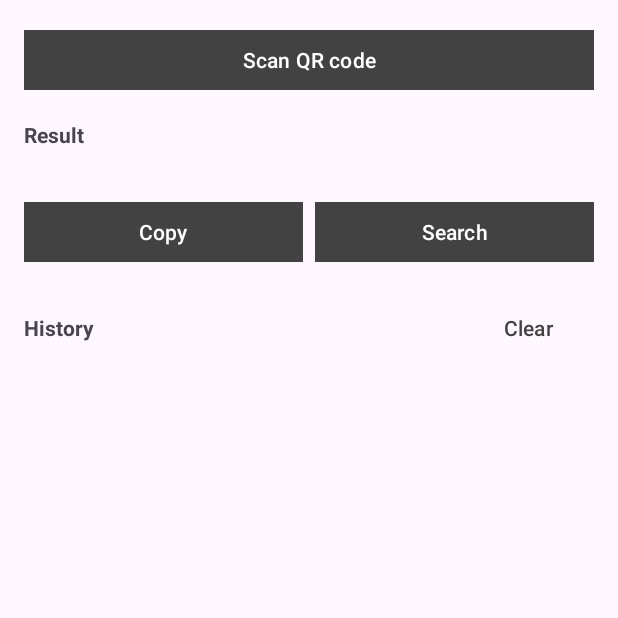
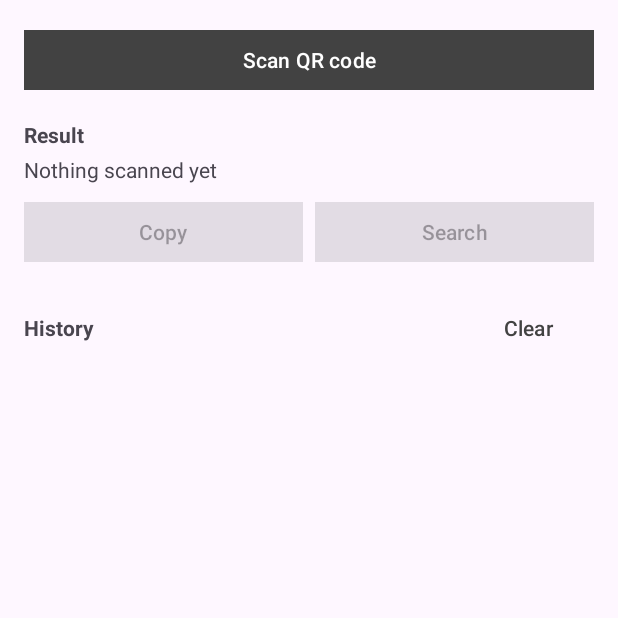
Before and after one commit to LukiancenkoL/OOP-sem-5-lab-3, an Android app: the screen it shows after launch (MainActivity), on a phone screen of 412 x 824 dp, the top half of it. Run offline under Robolectric (Android 15) with nearby library versions, the phone set to English and light mode, and no system bars; our stand-ins replace Timber; libraries missing offline, so code that uses them is left out: com.journeyapps.barcodescanner; 2 statements that could not run were skipped.

Commit message:
feat: scan QR code and display its content

```diff
--- a/app/src/main/AndroidManifest.xml
+++ b/app/src/main/AndroidManifest.xml
@@ -22,6 +22,10 @@
                 <category android:name="android.intent.category.LAUNCHER" />
             </intent-filter>
         </activity>
+        <activity
+            android:name="com.journeyapps.barcodescanner.CaptureActivity"
+            android:screenOrientation="fullSensor"
+            tools:replace="screenOrientation" />
     </application>
 
 </manifest>
--- a/app/src/main/java/com/example/qrscanner/MainActivity.kt
+++ b/app/src/main/java/com/example/qrscanner/MainActivity.kt
@@ -1,12 +1,36 @@
 package com.example.qrscanner
 
 import android.os.Bundle
+import android.widget.Button
+import android.widget.TextView
+import android.widget.Toast
 import androidx.activity.enableEdgeToEdge
 import androidx.appcompat.app.AppCompatActivity
 import androidx.core.view.ViewCompat
 import androidx.core.view.WindowInsetsCompat
+import com.journeyapps.barcodescanner.ScanContract
+import com.journeyapps.barcodescanner.ScanOptions
+import timber.log.Timber
 
 class MainActivity : AppCompatActivity() {
+
+    private lateinit var resultText: TextView
+    private lateinit var copyButton: Button
+    private lateinit var searchButton: Button
+
+    private var currentValue: String? = null
+
+    private val scanLauncher = registerForActivityResult(ScanContract()) { result ->
+        val contents = result.contents
+        if (contents == null) {
+            Timber.i("Scan cancelled by user")
+            toast(R.string.scan_cancelled)
+        } else {
+            Timber.i("Scanned QR code, length=%d", contents.length)
+            showValue(contents)
+        }
+    }
+
     override fun onCreate(savedInstanceState: Bundle?) {
         super.onCreate(savedInstanceState)
         enableEdgeToEdge()
@@ -16,9 +40,38 @@ class MainActivity : AppCompatActivity() {
             v.setPadding(systemBars.left, systemBars.top, systemBars.right, systemBars.bottom)
             insets
         }
-        //comm 5 at end onCreate, after showValue(null):
-        // if (savedInstanceState == null) {
-        //     startScan()
-        // }
+        Timber.d("MainActivity created")
+
+        resultText = findViewById(R.id.resultText)
+        copyButton = findViewById(R.id.copyButton)
+        searchButton = findViewById(R.id.searchButton)
+
+        findViewById<Button>(R.id.scanButton).setOnClickListener { startScan() }
+
+        showValue(null)
+
+        if (savedInstanceState == null) {
+            startScan()
+        }
+        //end onCreate, after refreshHistory() і showValue(null).
     }
+
+    private fun startScan() {
+        Timber.d("Starting scanner")
+        val options = ScanOptions()
+            .setDesiredBarcodeFormats(ScanOptions.QR_CODE)
+            .setPrompt(getString(R.string.scan_prompt))
+            .setBeepEnabled(false)
+            .setOrientationLocked(false)
+        scanLauncher.launch(options)
+    }
+
+    private fun showValue(value: String?) {
+        currentValue = value
+        resultText.text = value ?: getString(R.string.no_result)
+        copyButton.isEnabled = value != null
+        searchButton.isEnabled = value != null
+    }
+
+    private fun toast(resId: Int) = Toast.makeText(this, resId, Toast.LENGTH_SHORT).show()
 }
--- a/app/src/main/res/values/strings.xml
+++ b/app/src/main/res/values/strings.xml
@@ -8,4 +8,6 @@
     <string name="search">Search</string>
     <string name="history">History</string>
     <string name="clear_history">Clear</string>
+    <string name="scan_prompt">Point the camera at a QR code</string>
+    <string name="scan_cancelled">Scan cancelled</string>
 </resources>
```
